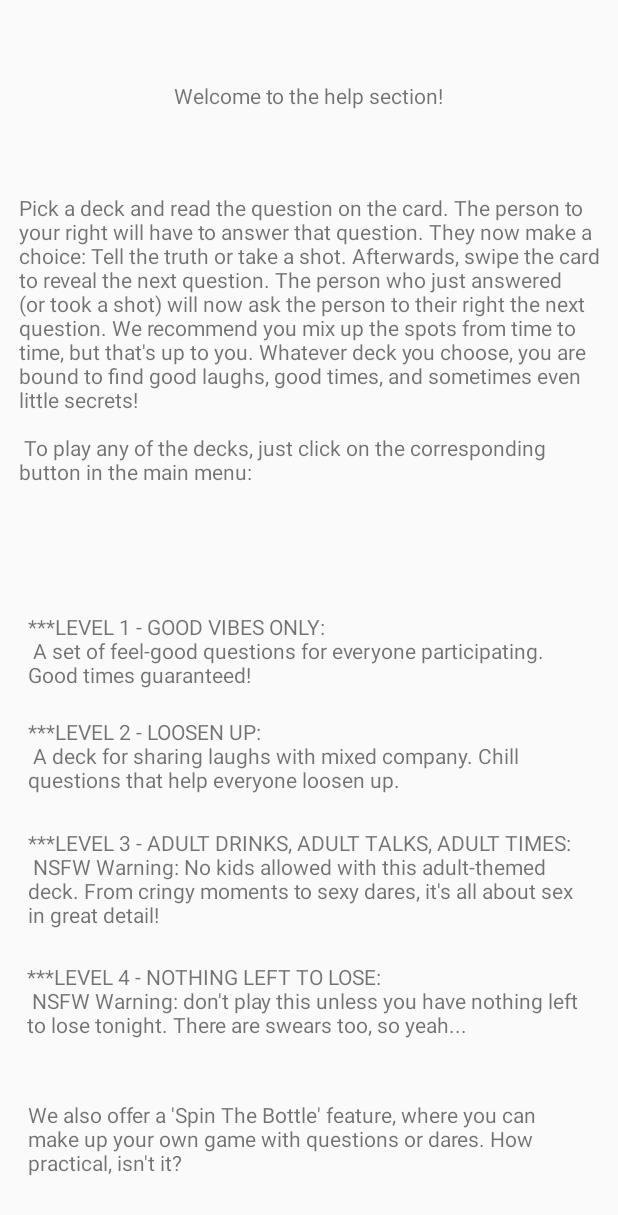
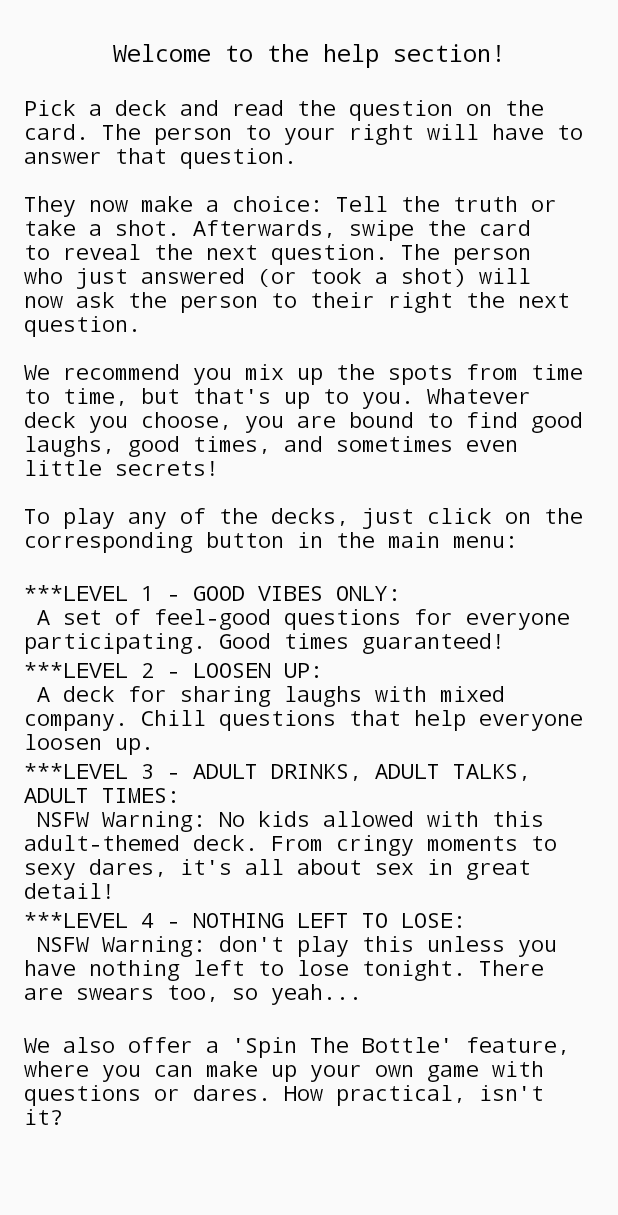
Before and after one commit to RaulGuerra/DrinkingGame, an Android app: the layout activity_help.xml on its own in the app's theme, with its tools: preview values and no code run, on a phone screen of 412 x 824 dp. Shown: the top 1215 px of the screen. Run offline under Robolectric (Android 15) with nearby library versions, the phone set to English and light mode, and no system bars; Roboto replaces fonts that are not available here.

Commit message:
Implement the user interface for main menu, help, decks, and spin the bottle
This commit also changed the following:
- Make the app fullscreen
- Round the buttons

```diff
--- a/app/src/main/java/com/cs4750/android/truthordrink/Deck1.java
+++ b/app/src/main/java/com/cs4750/android/truthordrink/Deck1.java
@@ -2,6 +2,8 @@ package com.cs4750.android.truthordrink;
 
 import android.support.v7.app.AppCompatActivity;
 import android.os.Bundle;
+import android.view.Window;
+import android.view.WindowManager;
 import android.widget.ArrayAdapter;
 import com.lorentzos.flingswipe.SwipeFlingAdapterView;
 
@@ -17,7 +19,11 @@ public class Deck1 extends AppCompatActivity {
     @Override
     protected void onCreate(Bundle savedInstanceState) {
         super.onCreate(savedInstanceState);
+        requestWindowFeature(Window.FEATURE_NO_TITLE);
+        this.getWindow().setFlags(WindowManager.LayoutParams.FLAG_FULLSCREEN,
+                WindowManager.LayoutParams.FLAG_FULLSCREEN);
         setContentView(R.layout.activity_deck1);
+
         s=new ArrayList<String >();
         s.add("Pay me three sincere compliments. (Everybody answers)");
         s.add("What’s the best compliment you’ve ever been given? (Everybody answers)");
--- a/app/src/main/java/com/cs4750/android/truthordrink/Deck2.java
+++ b/app/src/main/java/com/cs4750/android/truthordrink/Deck2.java
@@ -2,6 +2,8 @@ package com.cs4750.android.truthordrink;
 
 import android.support.v7.app.AppCompatActivity;
 import android.os.Bundle;
+import android.view.Window;
+import android.view.WindowManager;
 import android.widget.ArrayAdapter;
 import com.lorentzos.flingswipe.SwipeFlingAdapterView;
 
@@ -17,7 +19,11 @@ public class Deck2 extends AppCompatActivity {
     @Override
     protected void onCreate(Bundle savedInstanceState) {
         super.onCreate(savedInstanceState);
+        requestWindowFeature(Window.FEATURE_NO_TITLE);
+        this.getWindow().setFlags(WindowManager.LayoutParams.FLAG_FULLSCREEN,
+                WindowManager.LayoutParams.FLAG_FULLSCREEN);
         setContentView(R.layout.activity_deck2);
+
         s=new ArrayList<String >();
         s.add("What animal am I most like? Describe how this species and I are similar.");
         s.add("Do any of your friends not like me?");
--- a/app/src/main/java/com/cs4750/android/truthordrink/Deck3.java
+++ b/app/src/main/java/com/cs4750/android/truthordrink/Deck3.java
@@ -2,6 +2,8 @@ package com.cs4750.android.truthordrink;
 
 import android.support.v7.app.AppCompatActivity;
 import android.os.Bundle;
+import android.view.Window;
+import android.view.WindowManager;
 import android.widget.ArrayAdapter;
 import com.lorentzos.flingswipe.SwipeFlingAdapterView;
 
@@ -17,7 +19,11 @@ public class Deck3 extends AppCompatActivity {
     @Override
     protected void onCreate(Bundle savedInstanceState) {
         super.onCreate(savedInstanceState);
+        requestWindowFeature(Window.FEATURE_NO_TITLE);
+        this.getWindow().setFlags(WindowManager.LayoutParams.FLAG_FULLSCREEN,
+                WindowManager.LayoutParams.FLAG_FULLSCREEN);
         setContentView(R.layout.activity_deck3);
+
         s=new ArrayList<String >();
         s.add("Give us a passionate example of your dirty talk.");
         s.add("Would you ever knowingly enter into an open relationship? What rules are required to keep the peace?");
--- a/app/src/main/java/com/cs4750/android/truthordrink/Deck4.java
+++ b/app/src/main/java/com/cs4750/android/truthordrink/Deck4.java
@@ -2,6 +2,8 @@ package com.cs4750.android.truthordrink;
 
 import android.support.v7.app.AppCompatActivity;
 import android.os.Bundle;
+import android.view.Window;
+import android.view.WindowManager;
 import android.widget.ArrayAdapter;
 import com.lorentzos.flingswipe.SwipeFlingAdapterView;
 
@@ -17,7 +19,11 @@ public class Deck4 extends AppCompatActivity {
     @Override
     protected void onCreate(Bundle savedInstanceState) {
         super.onCreate(savedInstanceState);
+        requestWindowFeature(Window.FEATURE_NO_TITLE);
+        this.getWindow().setFlags(WindowManager.LayoutParams.FLAG_FULLSCREEN,
+                WindowManager.LayoutParams.FLAG_FULLSCREEN);
         setContentView(R.layout.activity_deck4);
+
         s=new ArrayList<String >();
         s.add("Does our relationship bring out the best in you? In me? If not, why? (Everybody answers)");
         s.add("What’s something you resent about me? (Everybody answers)");
--- a/app/src/main/java/com/cs4750/android/truthordrink/Help.java
+++ b/app/src/main/java/com/cs4750/android/truthordrink/Help.java
@@ -2,12 +2,17 @@ package com.cs4750.android.truthordrink;
 
 import android.support.v7.app.AppCompatActivity;
 import android.os.Bundle;
+import android.view.Window;
+import android.view.WindowManager;
 
 public class Help extends AppCompatActivity {
 
     @Override
     protected void onCreate(Bundle savedInstanceState) {
         super.onCreate(savedInstanceState);
+        requestWindowFeature(Window.FEATURE_NO_TITLE);
+        this.getWindow().setFlags(WindowManager.LayoutParams.FLAG_FULLSCREEN,
+                WindowManager.LayoutParams.FLAG_FULLSCREEN);
         setContentView(R.layout.activity_help);
     }
 }
--- a/app/src/main/java/com/cs4750/android/truthordrink/MainActivity.java
+++ b/app/src/main/java/com/cs4750/android/truthordrink/MainActivity.java
@@ -4,6 +4,8 @@ import android.content.Intent;
 import android.support.v7.app.AppCompatActivity;
 import android.os.Bundle;
 import android.view.View;
+import android.view.Window;
+import android.view.WindowManager;
 import android.widget.Button;
 
 public class MainActivity extends AppCompatActivity {
@@ -17,6 +19,9 @@ public class MainActivity extends AppCompatActivity {
     @Override
     protected void onCreate(Bundle savedInstanceState) {
         super.onCreate(savedInstanceState);
+        requestWindowFeature(Window.FEATURE_NO_TITLE);
+        this.getWindow().setFlags(WindowManager.LayoutParams.FLAG_FULLSCREEN,
+                WindowManager.LayoutParams.FLAG_FULLSCREEN);
         setContentView(R.layout.activity_main);
 
         deck1Button = (Button) findViewById(R.id.deck1);
--- a/app/src/main/java/com/cs4750/android/truthordrink/SpinBottle.java
+++ b/app/src/main/java/com/cs4750/android/truthordrink/SpinBottle.java
@@ -3,6 +3,8 @@ package com.cs4750.android.truthordrink;
 import android.support.v7.app.AppCompatActivity;
 import android.os.Bundle;
 import android.view.View;
+import android.view.Window;
+import android.view.WindowManager;
 import android.view.animation.AccelerateDecelerateInterpolator;
 import android.view.animation.Animation;
 import android.view.animation.RotateAnimation;
@@ -20,6 +22,9 @@ public class SpinBottle extends AppCompatActivity {
     @Override
     protected void onCreate(Bundle savedInstanceState) {
         super.onCreate(savedInstanceState);
+        requestWindowFeature(Window.FEATURE_NO_TITLE);
+        this.getWindow().setFlags(WindowManager.LayoutParams.FLAG_FULLSCREEN,
+                WindowManager.LayoutParams.FLAG_FULLSCREEN);
         setContentView(R.layout.activity_spin_bottle);
 
         b_spin = (Button) findViewById(R.id.b_spin);
--- a/app/src/main/res/drawable/button_border.xml
+++ b/app/src/main/res/drawable/button_border.xml
@@ -4,6 +4,6 @@
     <gradient android:startColor="#FFFFFF"
         android:endColor="#FFFFFF"
         android:angle="270" />
-    <corners android:radius="3dp" />
+    <corners android:radius="24dp" />
     <stroke android:width="5px" android:color="#000000" />
 </shape>
--- a/app/src/main/res/layout/activity_help.xml
+++ b/app/src/main/res/layout/activity_help.xml
@@ -7,83 +7,100 @@
     tools:context=".Help">
 
     <TextView
-        android:id="@+id/textView2"
+        android:id="@+id/help_title"
         android:layout_width="wrap_content"
         android:layout_height="wrap_content"
-        android:text="Welcome to the help section!"
-        app:layout_constraintBottom_toBottomOf="parent"
+        android:layout_marginTop="24dp"
+        android:fontFamily="monospace"
+        android:text="@string/help_title"
+        android:textColor="@android:color/background_dark"
+        android:textSize="16sp"
         app:layout_constraintEnd_toEndOf="parent"
         app:layout_constraintStart_toStartOf="parent"
-        app:layout_constraintTop_toTopOf="parent"
-        app:layout_constraintVertical_bias="0.067" />
+        app:layout_constraintTop_toTopOf="parent" />
 
     <TextView
-        android:id="@+id/textView3"
-        android:layout_width="387dp"
-        android:layout_height="202dp"
-        android:text="Pick a deck and read the question on the card. The person to your right will have to answer that question. They now make a choice: Tell the truth or take a shot. Afterwards, swipe the card to reveal the next question. The person who just answered (or took a shot) will now ask the person to their right the next question. We recommend you mix up the spots from time to time, but that's up to you. Whatever deck you choose, you are bound to find good laughs, good times, and sometimes even little secrets! \n\n To play any of the decks, just click on the corresponding button in the main menu:"
-        app:layout_constraintBottom_toBottomOf="parent"
+        android:id="@+id/help_desc"
+        android:layout_width="0dp"
+        android:layout_height="wrap_content"
+        android:layout_marginStart="16dp"
+        android:layout_marginTop="16dp"
+        android:layout_marginEnd="16dp"
+        android:fontFamily="monospace"
+        android:text="@string/help_desc"
+        android:textColor="@android:color/background_dark"
         app:layout_constraintEnd_toEndOf="parent"
         app:layout_constraintStart_toStartOf="parent"
-        app:layout_constraintTop_toTopOf="parent"
-        app:layout_constraintVertical_bias="0.207" />
+        app:layout_constraintTop_toBottomOf="@+id/help_title" />
 
     <TextView
-        android:id="@+id/textView5"
-        android:layout_width="377dp"
-        android:layout_height="64dp"
-        android:text="***LEVEL 2 - LOOSEN UP:\n A deck for sharing laughs with mixed company. Chill questions that help everyone loosen up."
-        app:layout_constraintBottom_toBottomOf="parent"
+        android:id="@+id/help_level1"
+        android:layout_width="0dp"
+        android:layout_height="wrap_content"
+        android:layout_marginStart="16dp"
+        android:layout_marginTop="16dp"
+        android:layout_marginEnd="16dp"
+        android:fontFamily="monospace"
+        android:text="@string/help_level1"
+        android:textColor="@android:color/background_dark"
         app:layout_constraintEnd_toEndOf="parent"
         app:layout_constraintHorizontal_bias="0.529"
         app:layout_constraintStart_toStartOf="parent"
-        app:layout_constraintTop_toTopOf="parent"
-        app:layout_constraintVertical_bias="0.629" />
+        app:layout_constraintTop_toBottomOf="@+id/help_desc" />
 
     <TextView
-        android:id="@+id/textView4"
-        android:layout_width="377dp"
-        android:layout_height="62dp"
-        android:text="***LEVEL 1 - GOOD VIBES ONLY: \n A set of feel-good questions for everyone participating. Good times guaranteed!"
-        app:layout_constraintBottom_toBottomOf="parent"
+        android:id="@+id/help_level2"
+        android:layout_width="0dp"
+        android:layout_height="wrap_content"
+        android:layout_marginStart="16dp"
+        android:layout_marginEnd="16dp"
+        android:fontFamily="monospace"
+        android:text="@string/help_level2"
+        android:textColor="@android:color/background_dark"
         app:layout_constraintEnd_toEndOf="parent"
         app:layout_constraintHorizontal_bias="0.529"
         app:layout_constraintStart_toStartOf="parent"
-        app:layout_constraintTop_toTopOf="parent"
-        app:layout_constraintVertical_bias="0.535" />
+        app:layout_constraintTop_toBottomOf="@+id/help_level1" />
 
     <TextView
-        android:id="@+id/textView7"
-        android:layout_width="369dp"
-        android:layout_height="66dp"
-        android:text="***LEVEL 4 - NOTHING LEFT TO LOSE: \n NSFW Warning: don't play this unless you have nothing left to lose tonight. There are swears too, so yeah..."
-        app:layout_constraintBottom_toBottomOf="parent"
+        android:id="@+id/help_level3"
+        android:layout_width="0dp"
+        android:layout_height="wrap_content"
+        android:layout_marginStart="16dp"
+        android:layout_marginEnd="16dp"
+        android:fontFamily="monospace"
+        android:text="@string/help_level3"
+        android:textColor="@android:color/background_dark"
+        app:layout_constraintEnd_toEndOf="parent"
+        app:layout_constraintStart_toStartOf="parent"
+        app:layout_constraintTop_toBottomOf="@+id/help_level2" />
+
+    <TextView
+        android:id="@+id/help_level4"
+        android:layout_width="0dp"
+        android:layout_height="wrap_content"
+        android:layout_marginStart="16dp"
+        android:layout_marginEnd="16dp"
+        android:fontFamily="monospace"
+        android:text="@string/help_level4"
+        android:textColor="@android:color/background_dark"
         app:layout_constraintEnd_toEndOf="parent"
         app:layout_constraintHorizontal_bias="0.428"
         app:layout_constraintStart_toStartOf="parent"
-        app:layout_constraintTop_toTopOf="parent"
-        app:layout_constraintVertical_bias="0.846" />
+        app:layout_constraintTop_toBottomOf="@+id/help_level3" />
 
     <TextView
-        android:id="@+id/textView6"
-        android:layout_width="375dp"
-        android:layout_height="72dp"
-        android:text="***LEVEL 3 - ADULT DRINKS, ADULT TALKS, ADULT TIMES: \n NSFW Warning: No kids allowed with this adult-themed deck. From cringy moments to sexy dares, it's all about sex in great detail!"
-        app:layout_constraintBottom_toBottomOf="parent"
+        android:id="@+id/help_footer"
+        android:layout_width="0dp"
+        android:layout_height="wrap_content"
+        android:layout_marginStart="16dp"
+        android:layout_marginTop="16dp"
+        android:layout_marginEnd="16dp"
+        android:fontFamily="monospace"
+        android:text="@string/help_footer"
+        android:textColor="@android:color/background_dark"
         app:layout_constraintEnd_toEndOf="parent"
         app:layout_constraintStart_toStartOf="parent"
-        app:layout_constraintTop_toTopOf="parent"
-        app:layout_constraintVertical_bias="0.734" />
-
-    <TextView
-        android:id="@+id/textView8"
-        android:layout_width="375dp"
-        android:layout_height="72dp"
-        android:text="We also offer a 'Spin The Bottle' feature, where you can make up your own game with questions or dares. How practical, isn't it?"
-        app:layout_constraintBottom_toBottomOf="parent"
-        app:layout_constraintEnd_toEndOf="parent"
-        app:layout_constraintStart_toStartOf="parent"
-        app:layout_constraintTop_toTopOf="parent"
-        app:layout_constraintVertical_bias="0.975" />
+        app:layout_constraintTop_toBottomOf="@+id/help_level4" />
 
 </android.support.constraint.ConstraintLayout>
--- a/app/src/main/res/values/strings.xml
+++ b/app/src/main/res/values/strings.xml
@@ -7,4 +7,12 @@
     <string name="spinbottle_btn">Spin the bottle</string>
     <string name="help_btn">Help</string>
     <string name="logo_desc">Truth Or Drink Logo</string>
+    <string name="spin_btn">Spin the bottle!</string>
+    <string name="help_title">Welcome to the help section!</string>
+    <string name="help_desc">Pick a deck and read the question on the card. The person to your right will have to answer that question. \n\nThey now make a choice: Tell the truth or take a shot. Afterwards, swipe the card to reveal the next question. The person who just answered (or took a shot) will now ask the person to their right the next question. \n\nWe recommend you mix up the spots from time to time, but that\'s up to you. Whatever deck you choose, you are bound to find good laughs, good times, and sometimes even little secrets! \n\nTo play any of the decks, just click on the corresponding button in the main menu:</string>
+    <string name="help_level1">***LEVEL 1 - GOOD VIBES ONLY: \n A set of feel-good questions for everyone participating. Good times guaranteed!</string>
+    <string name="help_level2">***LEVEL 2 - LOOSEN UP:\n A deck for sharing laughs with mixed company. Chill questions that help everyone loosen up.</string>
+    <string name="help_level3">***LEVEL 3 - ADULT DRINKS, ADULT TALKS, ADULT TIMES: \n NSFW Warning: No kids allowed with this adult-themed deck. From cringy moments to sexy dares, it\'s all about sex in great detail!</string>
+    <string name="help_level4">***LEVEL 4 - NOTHING LEFT TO LOSE: \n NSFW Warning: don\'t play this unless you have nothing left to lose tonight. There are swears too, so yeah...</string>
+    <string name="help_footer">We also offer a \'Spin The Bottle\' feature, where you can make up your own game with questions or dares. How practical, isn\'t it?</string>
 </resources>
--- a/app/src/main/res/values/styles.xml
+++ b/app/src/main/res/values/styles.xml
@@ -1,6 +1,6 @@
 <resources>
     <!-- Base application theme. -->
-    <style name="AppTheme" parent="Theme.AppCompat.Light.DarkActionBar">
+    <style name="AppTheme" parent="Theme.AppCompat.Light.NoActionBar">
         <!-- Customize your theme here. -->
         <item name="colorPrimary">@color/colorPrimary</item>
         <item name="colorPrimaryDark">@color/colorPrimaryDark</item>
```
Also changed, not shown: app/src/main/res/layout/activity_spin_bottle.xml (+13 -5 lines), app/src/main/res/layout/details.xml (+6 -5 lines).
